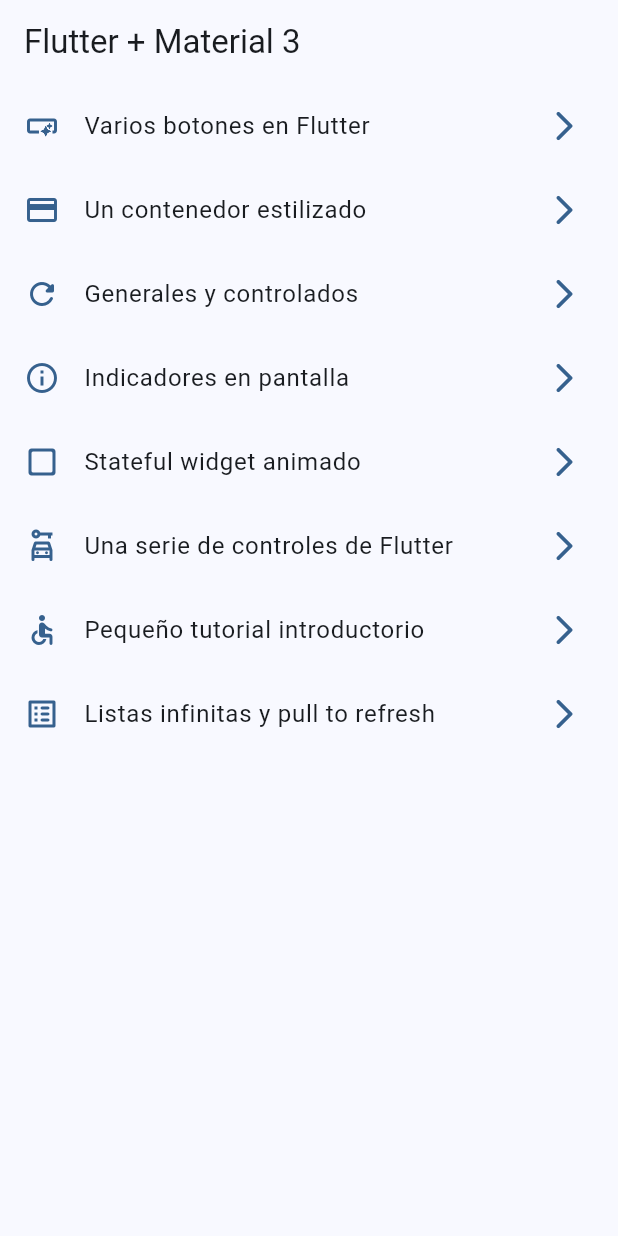
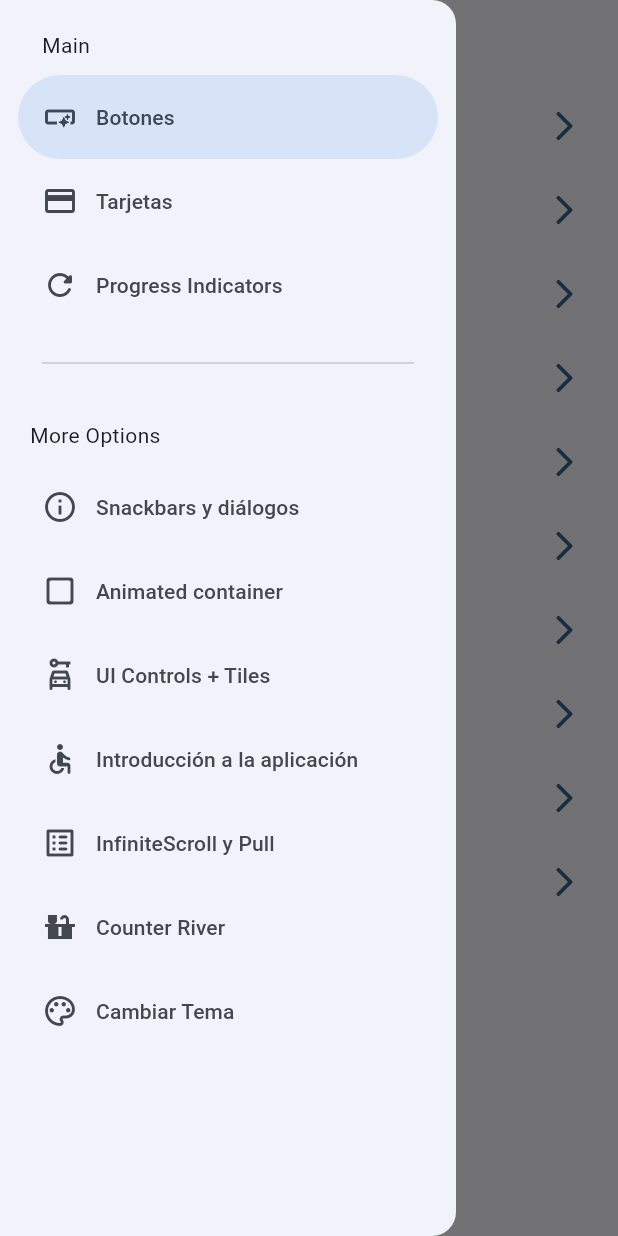
Before and after one commit to donotr/widget_formats, a Flutter app: the screen it shows after launch, with the side drawer open (before the commit the screen has no drawer), on a phone screen of 412 x 824 dp. Run offline on Flutter 3.47's test engine with Material 2 defaults, Android fonts, the phone set to English and light mode, and no system bars; our stand-ins replace animate_do, flutter_riverpod, go_router, riverpod.

Commit message:
todo lo del flutter_riverpod

```diff
--- a/lib/config/menu/menu_items.dart
+++ b/lib/config/menu/menu_items.dart
@@ -74,5 +74,19 @@
     icon: Icons.list_alt_rounded
   ),
 
+    MenuItem(
+    title: 'Counter River ',
+    subTitle: 'Counter River class',
+    link: '/counter-river',
+    icon: Icons.countertops_sharp
+  ),
+
+    MenuItem(
+    title: 'Cambiar Tema',
+    subTitle: 'Cambiar tema de la aplicacion',
+    link: '/theme-charger',
+    icon: Icons.color_lens_outlined
+  ),
+
 
 ];
--- a/lib/config/router/app_router.dart
+++ b/lib/config/router/app_router.dart
@@ -1,6 +1,7 @@
 //GoRouter configuration
 import 'package:go_router/go_router.dart';
 import 'package:widget_formato/presentation/screens/screens.dart';
+import 'package:widget_formato/presentation/screens/themecharger/theme_charger_screen.dart';
 
 // GoRouter configuration
 final appRouter = GoRouter(
@@ -60,5 +61,17 @@
       name: InfiniteScrollScreen.name,
       builder: (context, state) => const InfiniteScrollScreen(),
     ),
+
+    GoRoute(
+    path: '/counter-river',
+    name: CounterScreen.name,
+    builder:(context, state) => const CounterScreen(),
+    ),
+
+    GoRoute(
+    path: '/theme-charger',
+    name: ThemeChargerScreen.name,
+    builder:(context, state) => const ThemeChargerScreen(),
+    )
   ],
 );
--- a/lib/config/theme/app_theme.dart
+++ b/lib/config/theme/app_theme.dart
@@ -14,10 +14,12 @@
 ];
 
 class AppTheme{
-  final selectedColor;
+  final int selectedColor;
+  final bool isDarkmode;
 
   AppTheme({
-    this.selectedColor=0
+    this.selectedColor=0,
+    this.isDarkmode = false,
   }): assert(selectedColor >=0, 'Selected color must be greater then 0'),
   assert(selectedColor <= colorList.length, 'Selected color must be less or equal tha ${colorList.length-1}') ;
 
@@ -29,4 +31,12 @@
       centerTitle:false,
     )
   );
+
+  AppTheme copyWith({
+    int? selectedColor,
+    bool? isDarkmode
+  }) => AppTheme(
+    selectedColor: selectedColor ?? this.selectedColor,
+    isDarkmode: isDarkmode ?? this.isDarkmode,
+  );
 }
--- /dev/null
+++ b/lib/presentation/provider/counter_provider.dart
@@ -0,0 +1,4 @@
+import 'package:flutter/material.dart';
+import 'package:riverpod/riverpod.dart';
+
+final counterProvider = StateProvider<int>((ref) => 5);
--- a/lib/presentation/screens/home/home_screen.dart
+++ b/lib/presentation/screens/home/home_screen.dart
@@ -3,6 +3,7 @@
 import 'package:widget_formato/config/menu/menu_items.dart';
 import 'package:widget_formato/presentation/screens/buttons/buttons_screen.dart';
 import 'package:widget_formato/presentation/screens/cards/cards_screen.dart';
+import 'package:widget_formato/presentation/widgets/side_menu.dart';
 
 class HomeScreen extends StatelessWidget {
 
@@ -11,11 +12,14 @@
 
   @override
   Widget build(BuildContext context) {
+    final scaffoldKey = GlobalKey<ScaffoldState>();
     return Scaffold(
+      key: scaffoldKey,
       appBar: AppBar(
         title: const Text('Flutter + Material 3')
         ),
       body: const _HomeView(),
+      drawer: SideMenu(scaffoldKey:  scaffoldKey,),
     );
   }
 }
--- a/lib/presentation/screens/screens.dart
+++ b/lib/presentation/screens/screens.dart
@@ -7,3 +7,4 @@
 export 'package:widget_formato/presentation/screens/progress/progress_screen.dart';
 export 'package:widget_formato/presentation/screens/snackbar/snackbar_screen.dart';
 export 'package:widget_formato/presentation/screens/ui_control/ui_controls_screen.dart';
+export 'package:widget_formato/presentation/screens/counter/counter_screen.dart';
--- /dev/null
+++ b/lib/presentation/widgets/side_menu.dart
@@ -0,0 +1,56 @@
+import 'package:flutter/material.dart';
+import 'package:go_router/go_router.dart';
+import 'package:widget_formato/config/menu/menu_items.dart';
+
+class SideMenu extends StatefulWidget {
+  final GlobalKey<ScaffoldState> scaffoldKey;
+  const SideMenu({super.key, required this.scaffoldKey});
+
+  @override
+  State<SideMenu> createState() => _SideMenuState();
+}
+
+class _SideMenuState extends State<SideMenu> {
+
+  int navDrawerIndex=0;
+  @override
+  Widget build(BuildContext context) {
+
+    final hasNotch = MediaQuery.of(context).viewPadding.top>35;
+
+    return NavigationDrawer(
+      selectedIndex: navDrawerIndex,
+      onDestinationSelected: (value){
+        setState(() {
+          navDrawerIndex=value;
+        });
+        final menuItem = appMenuItems[value];
+        context.push(menuItem.link);
+        widget.scaffoldKey.currentState?.closeDrawer();
+      },
+
+      children: [
+        Padding(padding: EdgeInsets.fromLTRB(28, hasNotch?0:20, 16 , 10),
+        child: const Text('Main'),),
+
+        ...appMenuItems.sublist(0,3).map((item) => NavigationDrawerDestination(icon: Icon(item.icon), label: Text(item.title),
+        ),
+        ),
+
+        const Padding(
+          padding: EdgeInsets.fromLTRB(28, 16, 28, 20),
+        child: Divider(),
+        ),
+
+        const Padding(
+          padding: EdgeInsets.fromLTRB(20, 10, 16, 10),
+          child: Text('More Options'),
+        ),
+
+        ...appMenuItems.sublist(3).map((item) => NavigationDrawerDestination(icon: Icon(item.icon), label: Text(item.title)))
+
+
+      ],
+    );
+  }
+}
--- a/pubspec.yaml
+++ b/pubspec.yaml
@@ -13,6 +13,8 @@
   cupertino_icons: ^1.0.2
   go_router: ^11.1.2
   animate_do: ^3.1.2
+  riverpod: ^2.4.1
+  flutter_riverpod: ^2.4.2
 
 dev_dependencies:
   flutter_test:
```
Also changed, not shown: lib/presentation/provider/theme_provider.dart (added, +31 -0 lines), lib/presentation/screens/counter/counter_screen.dart (added, +45 -0 lines), lib/presentation/screens/themecharger/theme_charger_screen.dart (added, +67 -0 lines), pubspec.lock.
